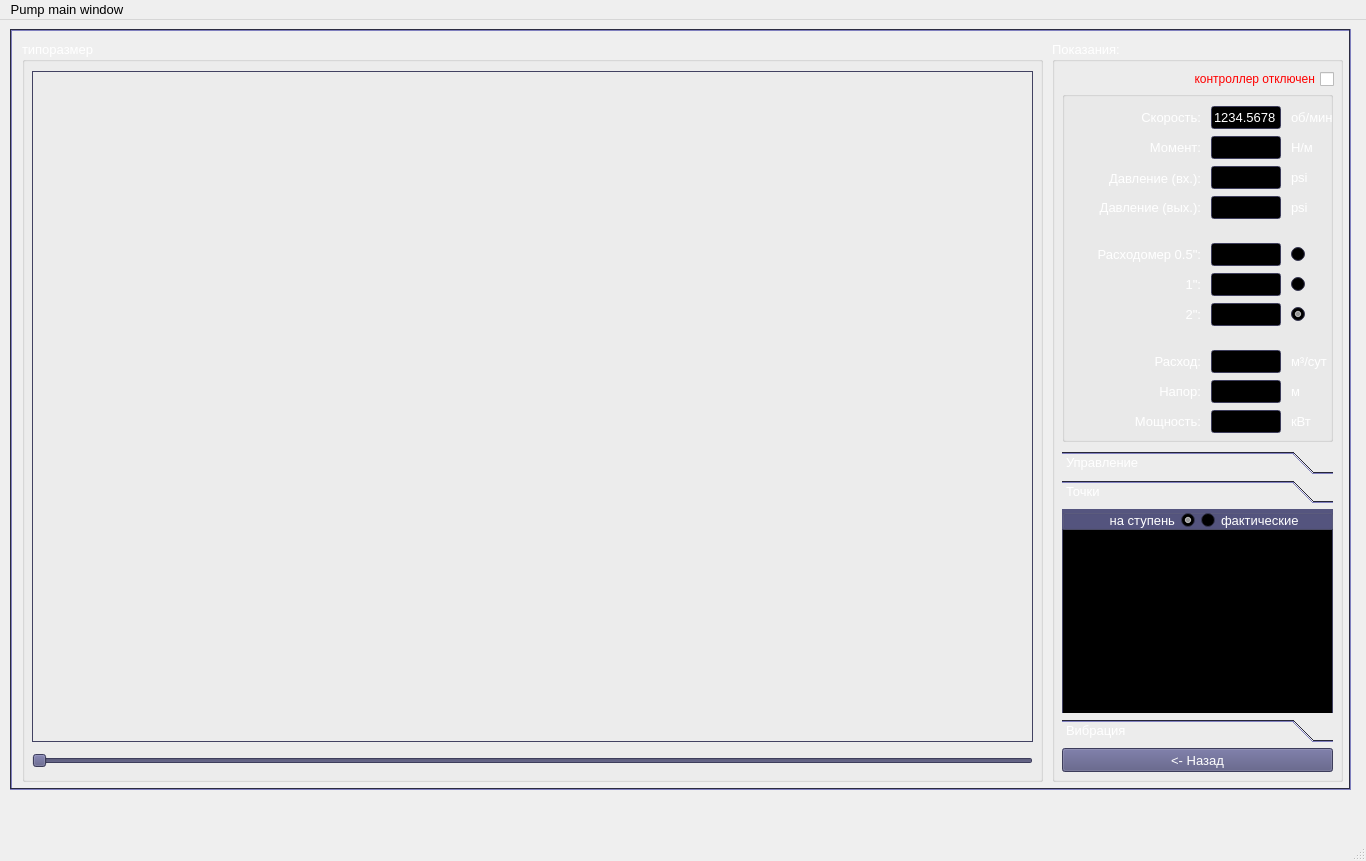
Qt form Files/mainwindow.ui (AesmaDiv/PumpTest) before a commit.
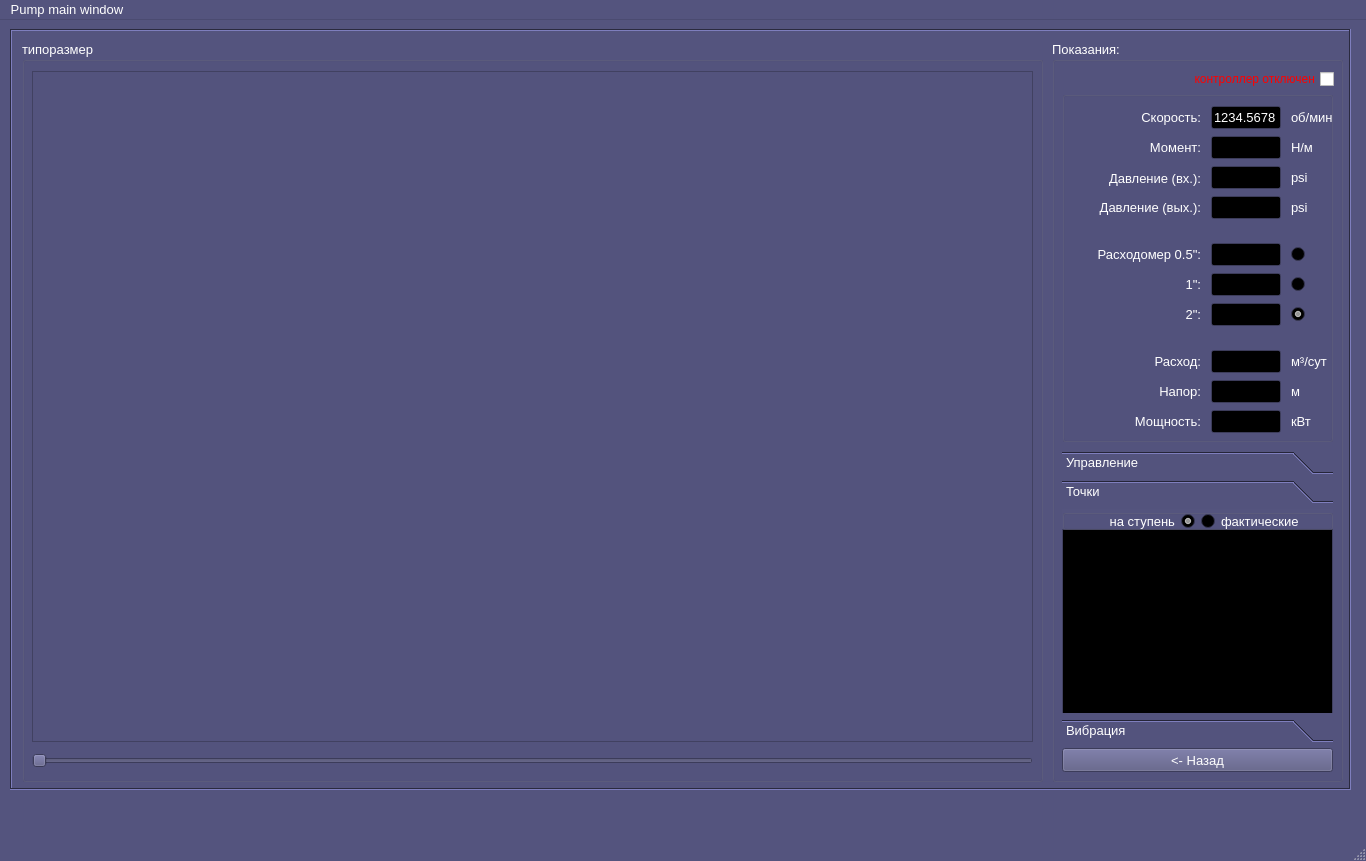
The same form after that commit. The open tabs and pages were chosen to show the change.

```diff
--- a/Files/mainwindow.ui
+++ b/Files/mainwindow.ui
@@ -31,6 +31,448 @@
     <height>900</height>
    </size>
   </property>
+  <property name="palette">
+   <palette>
+    <active>
+     <colorrole role="WindowText">
+      <brush brushstyle="SolidPattern">
+       <color alpha="255">
+        <red>255</red>
+        <green>255</green>
+        <blue>255</blue>
+       </color>
+      </brush>
+     </colorrole>
+     <colorrole role="Button">
+      <brush brushstyle="SolidPattern">
+       <color alpha="255">
+        <red>84</red>
+        <green>84</green>
+        <blue>126</blue>
+       </color>
+      </brush>
+     </colorrole>
+     <colorrole role="Light">
+      <brush brushstyle="SolidPattern">
+       <color alpha="255">
+        <red>126</red>
+        <green>126</green>
+        <blue>189</blue>
+       </color>
+      </brush>
+     </colorrole>
+     <colorrole role="Midlight">
+      <brush brushstyle="SolidPattern">
+       <color alpha="255">
+        <red>105</red>
+        <green>105</green>
+        <blue>157</blue>
+       </color>
+      </brush>
+     </colorrole>
+     <colorrole role="Dark">
+      <brush brushstyle="SolidPattern">
+       <color alpha="255">
+        <red>42</red>
+        <green>42</green>
+        <blue>63</blue>
+       </color>
+      </brush>
+     </colorrole>
+     <colorrole role="Mid">
+      <brush brushstyle="SolidPattern">
+       <color alpha="255">
+        <red>56</red>
+        <green>56</green>
+        <blue>84</blue>
+       </color>
+      </brush>
+     </colorrole>
+     <colorrole role="Text">
+      <brush brushstyle="SolidPattern">
+       <color alpha="255">
+        <red>255</red>
+        <green>255</green>
+        <blue>255</blue>
+       </color>
+      </brush>
+     </colorrole>
+     <colorrole role="BrightText">
+      <brush brushstyle="SolidPattern">
+       <color alpha="255">
+        <red>255</red>
+        <green>255</green>
+        <blue>255</blue>
+       </color>
+      </brush>
+     </colorrole>
+     <colorrole role="ButtonText">
+      <brush brushstyle="SolidPattern">
+       <color alpha="255">
+        <red>255</red>
+        <green>255</green>
+        <blue>255</blue>
+       </color>
+      </brush>
+     </colorrole>
+     <colorrole role="Base">
+      <brush brushstyle="SolidPattern">
+       <color alpha="255">
+        <red>0</red>
+        <green>0</green>
+        <blue>0</blue>
+       </color>
+      </brush>
+     </colorrole>
+     <colorrole role="Window">
+      <brush brushstyle="SolidPattern">
+       <color alpha="255">
+        <red>84</red>
+        <green>84</green>
+        <blue>126</blue>
+       </color>
+      </brush>
+     </colorrole>
+     <colorrole role="Shadow">
+      <brush brushstyle="SolidPattern">
+       <color alpha="255">
+        <red>0</red>
+        <green>0</green>
+        <blue>0</blue>
+       </color>
+      </brush>
+     </colorrole>
+     <colorrole role="AlternateBase">
+      <brush brushstyle="SolidPattern">
+       <color alpha="255">
+        <red>42</red>
+        <green>42</green>
+        <blue>63</blue>
+       </color>
+      </brush>
+     </colorrole>
+     <colorrole role="ToolTipBase">
+      <brush brushstyle="SolidPattern">
+       <color alpha="255">
+        <red>255</red>
+        <green>255</green>
+        <blue>220</blue>
+       </color>
+      </brush>
+     </colorrole>
+     <colorrole role="ToolTipText">
+      <brush brushstyle="SolidPattern">
+       <color alpha="255">
+        <red>0</red>
+        <green>0</green>
+        <blue>0</blue>
+       </color>
+      </brush>
+     </colorrole>
+     <colorrole role="PlaceholderText">
+      <brush brushstyle="SolidPattern">
+       <color alpha="128">
+        <red>255</red>
+        <green>255</green>
+        <blue>255</blue>
+       </color>
+      </brush>
+     </colorrole>
+    </active>
+    <inactive>
+     <colorrole role="WindowText">
+      <brush brushstyle="SolidPattern">
+       <color alpha="255">
+        <red>255</red>
+        <green>255</green>
+        <blue>255</blue>
+       </color>
+      </brush>
+     </colorrole>
+     <colorrole role="Button">
+      <brush brushstyle="SolidPattern">
+       <color alpha="255">
+        <red>84</red>
+        <green>84</green>
+        <blue>126</blue>
+       </color>
+      </brush>
+     </colorrole>
+     <colorrole role="Light">
+      <brush brushstyle="SolidPattern">
+       <color alpha="255">
+        <red>126</red>
+        <green>126</green>
+        <blue>189</blue>
+       </color>
+      </brush>
+     </colorrole>
+     <colorrole role="Midlight">
+      <brush brushstyle="SolidPattern">
+       <color alpha="255">
+        <red>105</red>
+        <green>105</green>
+        <blue>157</blue>
+       </color>
+      </brush>
+     </colorrole>
+     <colorrole role="Dark">
+      <brush brushstyle="SolidPattern">
+       <color alpha="255">
+        <red>42</red>
+        <green>42</green>
+        <blue>63</blue>
+       </color>
+      </brush>
+     </colorrole>
+     <colorrole role="Mid">
+      <brush brushstyle="SolidPattern">
+       <color alpha="255">
+        <red>56</red>
+        <green>56</green>
+        <blue>84</blue>
+       </color>
+      </brush>
+     </colorrole>
+     <colorrole role="Text">
+      <brush brushstyle="SolidPattern">
+       <color alpha="255">
+        <red>255</red>
+        <green>255</green>
+        <blue>255</blue>
+       </color>
+      </brush>
+     </colorrole>
+     <colorrole role="BrightText">
+      <brush brushstyle="SolidPattern">
+       <color alpha="255">
+        <red>255</red>
+        <green>255</green>
+        <blue>255</blue>
+       </color>
+      </brush>
+     </colorrole>
+     <colorrole role="ButtonText">
+      <brush brushstyle="SolidPattern">
+       <color alpha="255">
+        <red>255</red>
+        <green>255</green>
+        <blue>255</blue>
+       </color>
+      </brush>
+     </colorrole>
+     <colorrole role="Base">
+      <brush brushstyle="SolidPattern">
+       <color alpha="255">
+        <red>0</red>
+        <green>0</green>
+        <blue>0</blue>
+       </color>
+      </brush>
+     </colorrole>
+     <colorrole role="Window">
+      <brush brushstyle="SolidPattern">
+       <color alpha="255">
+        <red>84</red>
+        <green>84</green>
+        <blue>126</blue>
+       </color>
+      </brush>
+     </colorrole>
+     <colorrole role="Shadow">
+      <brush brushstyle="SolidPattern">
+       <color alpha="255">
+        <red>0</red>
+        <green>0</green>
+        <blue>0</blue>
+       </color>
+      </brush>
+     </colorrole>
+     <colorrole role="AlternateBase">
+      <brush brushstyle="SolidPattern">
+       <color alpha="255">
+        <red>42</red>
+        <green>42</green>
+        <blue>63</blue>
+       </color>
+      </brush>
+     </colorrole>
+     <colorrole role="ToolTipBase">
+      <brush brushstyle="SolidPattern">
+       <color alpha="255">
+        <red>255</red>
+        <green>255</green>
+        <blue>220</blue>
+       </color>
+      </brush>
+     </colorrole>
+     <colorrole role="ToolTipText">
+      <brush brushstyle="SolidPattern">
+       <color alpha="255">
+        <red>0</red>
+        <green>0</green>
+        <blue>0</blue>
+       </color>
+      </brush>
+     </colorrole>
+     <colorrole role="PlaceholderText">
+      <brush brushstyle="SolidPattern">
+       <color alpha="128">
+        <red>255</red>
+        <green>255</green>
+        <blue>255</blue>
+       </color>
+      </brush>
+     </colorrole>
+    </inactive>
+    <disabled>
+     <colorrole role="WindowText">
+      <brush brushstyle="SolidPattern">
+       <color alpha="255">
+        <red>42</red>
+        <green>42</green>
+        <blue>63</blue>
+       </color>
+      </brush>
+     </colorrole>
+     <colorrole role="Button">
+      <brush brushstyle="SolidPattern">
+       <color alpha="255">
+        <red>84</red>
+        <green>84</green>
+        <blue>126</blue>
+       </color>
+      </brush>
+     </colorrole>
+     <colorrole role="Light">
+      <brush brushstyle="SolidPattern">
+       <color alpha="255">
+        <red>126</red>
+        <green>126</green>
+        <blue>189</blue>
+       </color>
+      </brush>
+     </colorrole>
+     <colorrole role="Midlight">
+      <brush brushstyle="SolidPattern">
+       <color alpha="255">
+        <red>105</red>
+        <green>105</green>
+        <blue>157</blue>
+       </color>
+      </brush>
+     </colorrole>
+     <colorrole role="Dark">
+      <brush brushstyle="SolidPattern">
+       <color alpha="255">
+        <red>42</red>
+        <green>42</green>
+        <blue>63</blue>
+       </color>
+      </brush>
+     </colorrole>
+     <colorrole role="Mid">
+      <brush brushstyle="SolidPattern">
+       <color alpha="255">
+        <red>56</red>
+        <green>56</green>
+        <blue>84</blue>
+       </color>
+      </brush>
+     </colorrole>
+     <colorrole role="Text">
+      <brush brushstyle="SolidPattern">
+       <color alpha="255">
+        <red>42</red>
+        <green>42</green>
+        <blue>63</blue>
+       </color>
+      </brush>
+     </colorrole>
+     <colorrole role="BrightText">
+      <brush brushstyle="SolidPattern">
+       <color alpha="255">
+        <red>255</red>
+        <green>255</green>
+        <blue>255</blue>
+       </color>
+      </brush>
+     </colorrole>
+     <colorrole role="ButtonText">
+      <brush brushstyle="SolidPattern">
+       <color alpha="255">
+        <red>42</red>
+        <green>42</green>
+        <blue>63</blue>
+       </color>
+      </brush>
+     </colorrole>
+     <colorrole role="Base">
+      <brush brushstyle="SolidPattern">
+       <color alpha="255">
+        <red>84</red>
+        <green>84</green>
+        <blue>126</blue>
+       </color>
+      </brush>
+     </colorrole>
+     <colorrole role="Window">
+      <brush brushstyle="SolidPattern">
+       <color alpha="255">
+        <red>84</red>
+        <green>84</green>
+        <blue>126</blue>
+       </color>
+      </brush>
+     </colorrole>
+     <colorrole role="Shadow">
+      <brush brushstyle="SolidPattern">
+       <color alpha="255">
+        <red>0</red>
+        <green>0</green>
+        <blue>0</blue>
+       </color>
+      </brush>
+     </colorrole>
+     <colorrole role="AlternateBase">
+      <brush brushstyle="SolidPattern">
+       <color alpha="255">
+        <red>84</red>
+        <green>84</green>
+        <blue>126</blue>
+       </color>
+      </brush>
+     </colorrole>
+     <colorrole role="ToolTipBase">
+      <brush brushstyle="SolidPattern">
+       <color alpha="255">
+        <red>255</red>
+        <green>255</green>
+        <blue>220</blue>
+       </color>
+      </brush>
+     </colorrole>
+     <colorrole role="ToolTipText">
+      <brush brushstyle="SolidPattern">
+       <color alpha="255">
+        <red>0</red>
+        <green>0</green>
+        <blue>0</blue>
+       </color>
+      </brush>
+     </colorrole>
+     <colorrole role="PlaceholderText">
+      <brush brushstyle="SolidPattern">
+       <color alpha="128">
+        <red>255</red>
+        <green>255</green>
+        <blue>255</blue>
+       </color>
+      </brush>
+     </colorrole>
+    </disabled>
+   </palette>
+  </property>
   <property name="font">
    <font>
     <pointsize>10</pointsize>
@@ -58,448 +500,6 @@
       <height>761</height>
      </rect>
     </property>
-    <property name="palette">
-     <palette>
-      <active>
-       <colorrole role="WindowText">
-        <brush brushstyle="SolidPattern">
-         <color alpha="255">
-          <red>255</red>
-          <green>255</green>
-          <blue>255</blue>
-         </color>
-        </brush>
-       </colorrole>
-       <colorrole role="Button">
-        <brush brushstyle="SolidPattern">
-         <color alpha="255">
-          <red>85</red>
-          <green>85</green>
-          <blue>127</blue>
-         </color>
-        </brush>
-       </colorrole>
-       <colorrole role="Light">
-        <brush brushstyle="SolidPattern">
-         <color alpha="255">
-          <red>127</red>
-          <green>127</green>
-          <blue>190</blue>
-         </color>
-        </brush>
-       </colorrole>
-       <colorrole role="Midlight">
-        <brush brushstyle="SolidPattern">
-         <color alpha="255">
-          <red>106</red>
-          <green>106</green>
-          <blue>158</blue>
-         </color>
-        </brush>
-       </colorrole>
-       <colorrole role="Dark">
-        <brush brushstyle="SolidPattern">
-         <color alpha="255">
-          <red>42</red>
-          <green>42</green>
-          <blue>63</blue>
-         </color>
-        </brush>
-       </colorrole>
-       <colorrole role="Mid">
-        <brush brushstyle="SolidPattern">
-         <color alpha="255">
-          <red>57</red>
-          <green>57</green>
-          <blue>85</blue>
-         </color>
-        </brush>
-       </colorrole>
-       <colorrole role="Text">
-        <brush brushstyle="SolidPattern">
-         <color alpha="255">
-          <red>255</red>
-          <green>255</green>
-          <blue>255</blue>
-         </color>
-        </brush>
-       </colorrole>
-       <colorrole role="BrightText">
-        <brush brushstyle="SolidPattern">
-         <color alpha="255">
-          <red>255</red>
-          <green>255</green>
-          <blue>255</blue>
-         </color>
-        </brush>
-       </colorrole>
-       <colorrole role="ButtonText">
-        <brush brushstyle="SolidPattern">
-         <color alpha="255">
-          <red>255</red>
-          <green>255</green>
-          <blue>255</blue>
-         </color>
-        </brush>
-       </colorrole>
-       <colorrole role="Base">
-        <brush brushstyle="SolidPattern">
-         <color alpha="255">
-          <red>0</red>
-          <green>0</green>
-          <blue>0</blue>
-         </color>
-        </brush>
-       </colorrole>
-       <colorrole role="Window">
-        <brush brushstyle="SolidPattern">
-         <color alpha="255">
-          <red>85</red>
-          <green>85</green>
-          <blue>127</blue>
-         </color>
-        </brush>
-       </colorrole>
-       <colorrole role="Shadow">
-        <brush brushstyle="SolidPattern">
-         <color alpha="255">
-          <red>0</red>
-          <green>0</green>
-          <blue>0</blue>
-         </color>
-        </brush>
-       </colorrole>
-       <colorrole role="AlternateBase">
-        <brush brushstyle="SolidPattern">
-         <color alpha="255">
-          <red>42</red>
-          <green>42</green>
-          <blue>63</blue>
-         </color>
-        </brush>
-       </colorrole>
-       <colorrole role="ToolTipBase">
-        <brush brushstyle="SolidPattern">
-         <color alpha="255">
-          <red>255</red>
-          <green>255</green>
-          <blue>220</blue>
-         </color>
-        </brush>
-       </colorrole>
-       <colorrole role="ToolTipText">
-        <brush brushstyle="SolidPattern">
-         <color alpha="255">
-          <red>0</red>
-          <green>0</green>
-          <blue>0</blue>
-         </color>
-        </brush>
-       </colorrole>
-       <colorrole role="PlaceholderText">
-        <brush brushstyle="SolidPattern">
-         <color alpha="128">
-          <red>255</red>
-          <green>255</green>
-          <blue>255</blue>
-         </color>
-        </brush>
-       </colorrole>
-      </active>
-      <inactive>
-       <colorrole role="WindowText">
-        <brush brushstyle="SolidPattern">
-         <color alpha="255">
-          <red>255</red>
-          <green>255</green>
-          <blue>255</blue>
-         </color>
-        </brush>
-       </colorrole>
-       <colorrole role="Button">
-        <brush brushstyle="SolidPattern">
-         <color alpha="255">
-          <red>85</red>
-          <green>85</green>
-          <blue>127</blue>
-         </color>
-        </brush>
-       </colorrole>
-       <colorrole role="Light">
-        <brush brushstyle="SolidPattern">
-         <color alpha="255">
-          <red>127</red>
-          <green>127</green>
-          <blue>190</blue>
-         </color>
-        </brush>
-       </colorrole>
-       <colorrole role="Midlight">
-        <brush brushstyle="SolidPattern">
-         <color alpha="255">
-          <red>106</red>
-          <green>106</green>
-          <blue>158</blue>
-         </color>
-        </brush>
-       </colorrole>
-       <colorrole role="Dark">
-        <brush brushstyle="SolidPattern">
-         <color alpha="255">
-          <red>42</red>
-          <green>42</green>
-          <blue>63</blue>
-         </color>
-        </brush>
-       </colorrole>
-       <colorrole role="Mid">
-        <brush brushstyle="SolidPattern">
-         <color alpha="255">
-          <red>57</red>
-          <green>57</green>
-          <blue>85</blue>
-         </color>
-        </brush>
-       </colorrole>
-       <colorrole role="Text">
-        <brush brushstyle="SolidPattern">
-         <color alpha="255">
-          <red>255</red>
-          <green>255</green>
-          <blue>255</blue>
-         </color>
-        </brush>
-       </colorrole>
-       <colorrole role="BrightText">
-        <brush brushstyle="SolidPattern">
-         <color alpha="255">
-          <red>255</red>
-          <green>255</green>
-          <blue>255</blue>
-         </color>
-        </brush>
-       </colorrole>
-       <colorrole role="ButtonText">
-        <brush brushstyle="SolidPattern">
-         <color alpha="255">
-          <red>255</red>
-          <green>255</green>
-          <blue>255</blue>
-         </color>
-        </brush>
-       </colorrole>
-       <colorrole role="Base">
-        <brush brushstyle="SolidPattern">
-         <color alpha="255">
-          <red>0</red>
-          <green>0</green>
-          <blue>0</blue>
-         </color>
-        </brush>
-       </colorrole>
-       <colorrole role="Window">
-        <brush brushstyle="SolidPattern">
-         <color alpha="255">
-          <red>85</red>
-          <green>85</green>
-          <blue>127</blue>
-         </color>
-        </brush>
-       </colorrole>
-       <colorrole role="Shadow">
-        <brush brushstyle="SolidPattern">
-         <color alpha="255">
-          <red>0</red>
-          <green>0</green>
-          <blue>0</blue>
-         </color>
-        </brush>
-       </colorrole>
-       <colorrole role="AlternateBase">
-        <brush brushstyle="SolidPattern">
-         <color alpha="255">
-          <red>42</red>
-          <green>42</green>
-          <blue>63</blue>
-         </color>
-        </brush>
-       </colorrole>
-       <colorrole role="ToolTipBase">
-        <brush brushstyle="SolidPattern">
-         <color alpha="255">
-          <red>255</red>
-          <green>255</green>
-          <blue>220</blue>
-         </color>
-        </brush>
-       </colorrole>
-       <colorrole role="ToolTipText">
-        <brush brushstyle="SolidPattern">
-         <color alpha="255">
-          <red>0</red>
-          <green>0</green>
-          <blue>0</blue>
-         </color>
-        </brush>
-       </colorrole>
-       <colorrole role="PlaceholderText">
-        <brush brushstyle="SolidPattern">
-         <color alpha="128">
-          <red>255</red>
-          <green>255</green>
-          <blue>255</blue>
-         </color>
-        </brush>
-       </colorrole>
-      </inactive>
-      <disabled>
-       <colorrole role="WindowText">
-        <brush brushstyle="SolidPattern">
-         <color alpha="255">
-          <red>42</red>
-          <green>42</green>
-          <blue>63</blue>
-         </color>
-        </brush>
-       </colorrole>
-       <colorrole role="Button">
-        <brush brushstyle="SolidPattern">
-         <color alpha="255">
-          <red>85</red>
-          <green>85</green>
-          <blue>127</blue>
-         </color>
-        </brush>
-       </colorrole>
-       <colorrole role="Light">
-        <brush brushstyle="SolidPattern">
-         <color alpha="255">
-          <red>127</red>
-          <green>127</green>
-          <blue>190</blue>
-         </color>
-        </brush>
-       </colorrole>
-       <colorrole role="Midlight">
-        <brush brushstyle="SolidPattern">
-         <color alpha="255">
-          <red>106</red>
-          <green>106</green>
-          <blue>158</blue>
-         </color>
-        </brush>
-       </colorrole>
-       <colorrole role="Dark">
-        <brush brushstyle="SolidPattern">
-         <color alpha="255">
-          <red>42</red>
-          <green>42</green>
-          <blue>63</blue>
-         </color>
-        </brush>
-       </colorrole>
-       <colorrole role="Mid">
-        <brush brushstyle="SolidPattern">
-         <color alpha="255">
-          <red>57</red>
-          <green>57</green>
-          <blue>85</blue>
-         </color>
-        </brush>
-       </colorrole>
-       <colorrole role="Text">
-        <brush brushstyle="SolidPattern">
-         <color alpha="255">
-          <red>42</red>
-          <green>42</green>
-          <blue>63</blue>
-         </color>
-        </brush>
-       </colorrole>
-       <colorrole role="BrightText">
-        <brush brushstyle="SolidPattern">
-         <color alpha="255">
-          <red>255</red>
-          <green>255</green>
-          <blue>255</blue>
-         </color>
-        </brush>
-       </colorrole>
-       <colorrole role="ButtonText">
-        <brush brushstyle="SolidPattern">
-         <color alpha="255">
-          <red>42</red>
-          <green>42</green>
-          <blue>63</blue>
-         </color>
-        </brush>
-       </colorrole>
-       <colorrole role="Base">
-        <brush brushstyle="SolidPattern">
-         <color alpha="255">
-          <red>85</red>
-          <green>85</green>
-          <blue>127</blue>
-         </color>
-        </brush>
-       </colorrole>
-       <colorrole role="Window">
-        <brush brushstyle="SolidPattern">
-         <color alpha="255">
-          <red>85</red>
-          <green>85</green>
-          <blue>127</blue>
-         </color>
-        </brush>
-       </colorrole>
-       <colorrole role="Shadow">
-        <brush brushstyle="SolidPattern">
-         <color alpha="255">
-          <red>0</red>
-          <green>0</green>
-          <blue>0</blue>
-         </color>
-        </brush>
-       </colorrole>
-       <colorrole role="AlternateBase">
-        <brush brushstyle="SolidPattern">
-         <color alpha="255">
-          <red>85</red>
-          <green>85</green>
-          <blue>127</blue>
-         </color>
-        </brush>
-       </colorrole>
-       <colorrole role="ToolTipBase">
-        <brush brushstyle="SolidPattern">
-         <color alpha="255">
-          <red>255</red>
-          <green>255</green>
-          <blue>220</blue>
-         </color>
-        </brush>
-       </colorrole>
-       <colorrole role="ToolTipText">
-        <brush brushstyle="SolidPattern">
-         <color alpha="255">
-          <red>0</red>
-          <green>0</green>
-          <blue>0</blue>
-         </color>
-        </brush>
-       </colorrole>
-       <colorrole role="PlaceholderText">
-        <brush brushstyle="SolidPattern">
-         <color alpha="128">
-          <red>255</red>
-          <green>255</green>
-          <blue>255</blue>
-         </color>
-        </brush>
-       </colorrole>
-      </disabled>
-     </palette>
-    </property>
     <property name="frameShape">
      <enum>QFrame::Box</enum>
     </property>
@@ -3744,8 +3744,8 @@
          <rect>
           <x>0</x>
           <y>0</y>
-          <width>271</width>
-          <height>195</height>
+          <width>98</width>
+          <height>28</height>
          </rect>
         </property>
         <attribute name="label">
@@ -3806,7 +3806,7 @@
             <x>0</x>
             <y>0</y>
             <width>271</width>
-            <height>24</height>
+            <height>26</height>
            </rect>
           </property>
           <layout class="QHBoxLayout" name="horizontalLayout">
@@ -3917,7 +3917,7 @@
      <x>0</x>
      <y>0</y>
      <width>1366</width>
-     <height>30</height>
+     <height>23</height>
     </rect>
    </property>
    <widget class="QMenu" name="menuPump_main_window">
```
Left out of the diff: 8 changed lines with no effect on the pictures.
